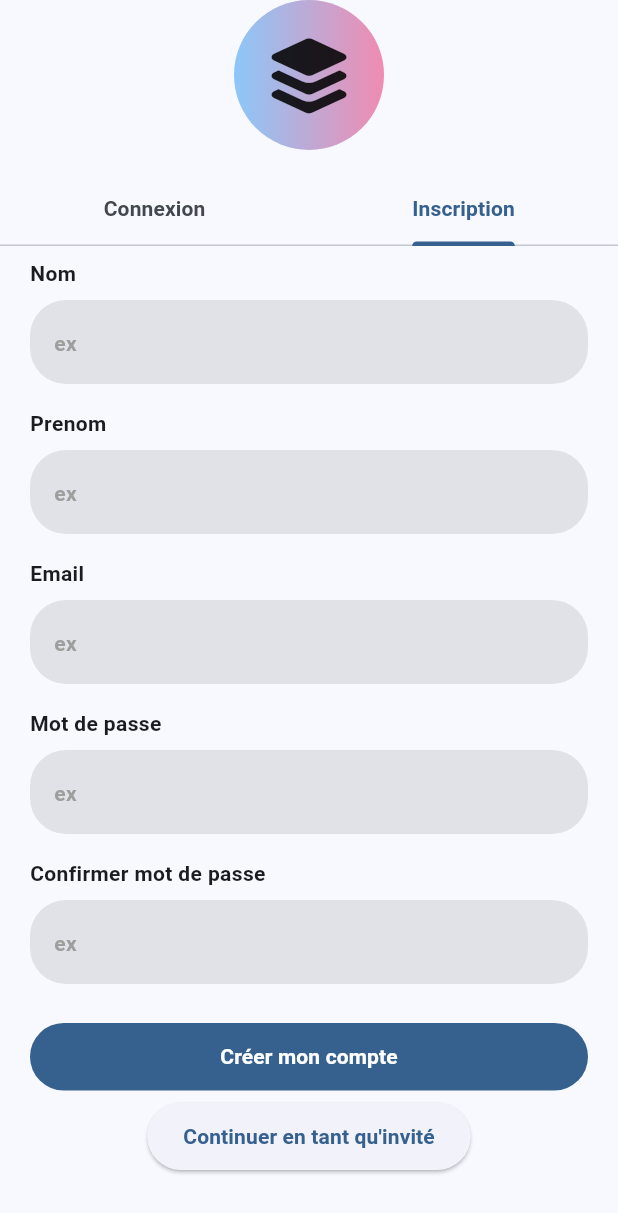
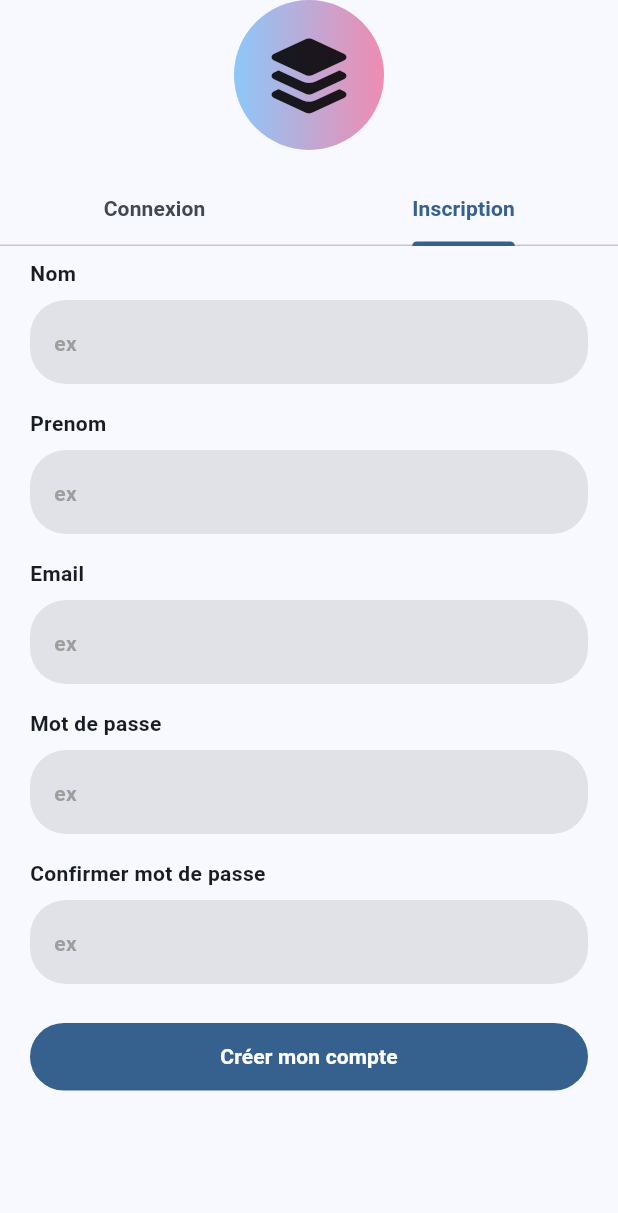
Before and after one commit to Idjibo33/avis, a Flutter app: the screen it shows after launch, tab 2 chosen, on a phone screen of 412 x 824 dp. Shown: the top 1213 px of the screen. Run offline on Flutter 3.47's test engine with Material 3 defaults, Android fonts, the phone set to English and light mode, and no system bars; our stand-ins replace flutter_card_swiper, flutter_dotenv, font_awesome_flutter, gap, google_fonts, image_picker and 1 more; accounts and stored records are empty; Roboto replaces fonts that are missing (Afacad).

Commit message:
Finalisation MVP

```diff
--- a/lib/Providers/post_table_proider.dart
+++ b/lib/Providers/post_table_proider.dart
@@ -35,6 +35,9 @@ class PostTableProider extends ChangeNotifier {
           ),
         );
         _chargement = false;
+        _message = "Succès : Duel ajouté";
+        showSuccess(_message);
+
         notifyListeners();
       } else {
         await _postsTableServices.addData(post);
--- a/lib/Widget.dart/inscription_widget.dart
+++ b/lib/Widget.dart/inscription_widget.dart
@@ -63,12 +63,12 @@ class InscriptionWidget extends StatelessWidget {
                   chargement: auth.chargement,
                 ),
 
-                const Gap(8),
-                BoutonSecondaireWidget(
-                  texte: "Continuer en tant qu'invité",
-                  action: () => auth.signInAnonymeUser(),
-                  chargement: auth.chargement,
-                ),
+                // const Gap(8),
+                // BoutonSecondaireWidget(
+                //   texte: "Continuer en tant qu'invité",
+                //   action: () => auth.signInAnonymeUser(),
+                //   chargement: auth.chargement,
+                // ),
               ],
             ),
           ),
--- a/lib/Widget.dart/mini_card_widget.dart
+++ b/lib/Widget.dart/mini_card_widget.dart
@@ -28,7 +28,7 @@ class MiniCardWidget extends StatelessWidget {
                     ? TextPostContentWidget(
                         heights: 150,
                         optionA: post.option_a_text!,
-                        optionB: post.option_a_text!,
+                        optionB: post.option_b_text!,
                       )
                     : ImagePostContentWidget(
                         heights: 150,
--- a/lib/Widget.dart/photos_post_form_widget.dart
+++ b/lib/Widget.dart/photos_post_form_widget.dart
@@ -80,7 +80,8 @@ class _PhotosPostFormWidgetState extends State<PhotosPostFormWidget> {
                     optionA: optionAImage,
                     optionB: optionBImage,
                   );
-                  initState();
+                  setState(() {});
+                  ();
                 }
               },
               chargement: post.chargement,
```
